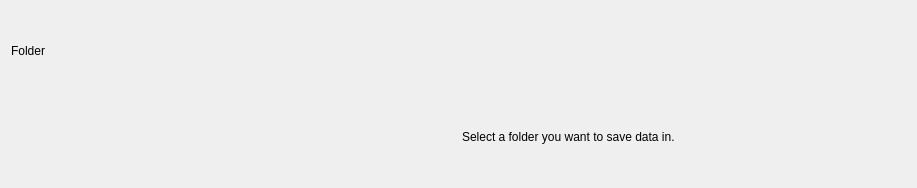
Old version of the form lfb_regeneration_wildlife_impact/gui/setup/folder_selection.ui in the repository b-lack/qgis-fim-plugin.
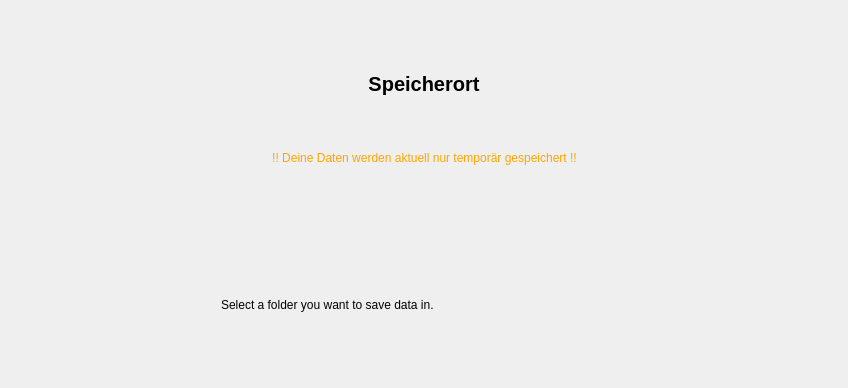
New version of the form. Custom widgets are drawn as their Qt base class.

Diff of the .ui file:
```diff
--- a/lfb_regeneration_wildlife_impact/gui/setup/folder_selection.ui
+++ b/lfb_regeneration_wildlife_impact/gui/setup/folder_selection.ui
@@ -6,22 +6,58 @@
    <rect>
     <x>0</x>
     <y>0</y>
-    <width>917</width>
-    <height>188</height>
+    <width>848</width>
+    <height>388</height>
    </rect>
   </property>
   <property name="windowTitle">
    <string>Form</string>
   </property>
   <layout class="QGridLayout" name="gridLayout">
-   <item row="0" column="0">
+   <property name="topMargin">
+    <number>50</number>
+   </property>
+   <property name="bottomMargin">
+    <number>50</number>
+   </property>
+   <item row="3" column="2" colspan="3">
+    <widget class="QLabel" name="lfbFolderSelectionError">
+     <property name="text">
+      <string>Select a folder you want to save data in.</string>
+     </property>
+    </widget>
+   </item>
+   <item row="0" column="1" colspan="4">
     <widget class="QLabel" name="label">
+     <property name="font">
+      <font>
+       <pointsize>15</pointsize>
+       <weight>75</weight>
+       <bold>true</bold>
+      </font>
+     </property>
      <property name="text">
-      <string>Folder</string>
+      <string>Speicherort</string>
      </property>
+     <property name="alignment">
+      <set>Qt::AlignCenter</set>
+     </property>
     </widget>
    </item>
-   <item row="0" column="1">
+   <item row="1" column="2" colspan="2">
+    <widget class="QLabel" name="lfbTempAlert">
+     <property name="styleSheet">
+      <string notr="true">color: orange;</string>
+     </property>
+     <property name="text">
+      <string>!! Deine Daten werden aktuell nur temporär gespeichert !!</string>
+     </property>
+     <property name="alignment">
+      <set>Qt::AlignCenter</set>
+     </property>
+    </widget>
+   </item>
+   <item row="2" column="2" colspan="2">
     <widget class="QgsFileWidget" name="lfbFolderSelection">
      <property name="fullUrl">
       <bool>false</bool>
@@ -30,14 +66,7 @@
       <enum>QgsFileWidget::GetDirectory</enum>
      </property>
      <property name="options">
-      <set>QFileDialog::ReadOnly</set>
-     </property>
-    </widget>
-   </item>
-   <item row="1" column="1">
-    <widget class="QLabel" name="lfbFolderSelectionError">
-     <property name="text">
-      <string>Select a folder you want to save data in.</string>
+      <set>QFileDialog::ReadOnly|QFileDialog::ShowDirsOnly</set>
      </property>
     </widget>
    </item>
```
